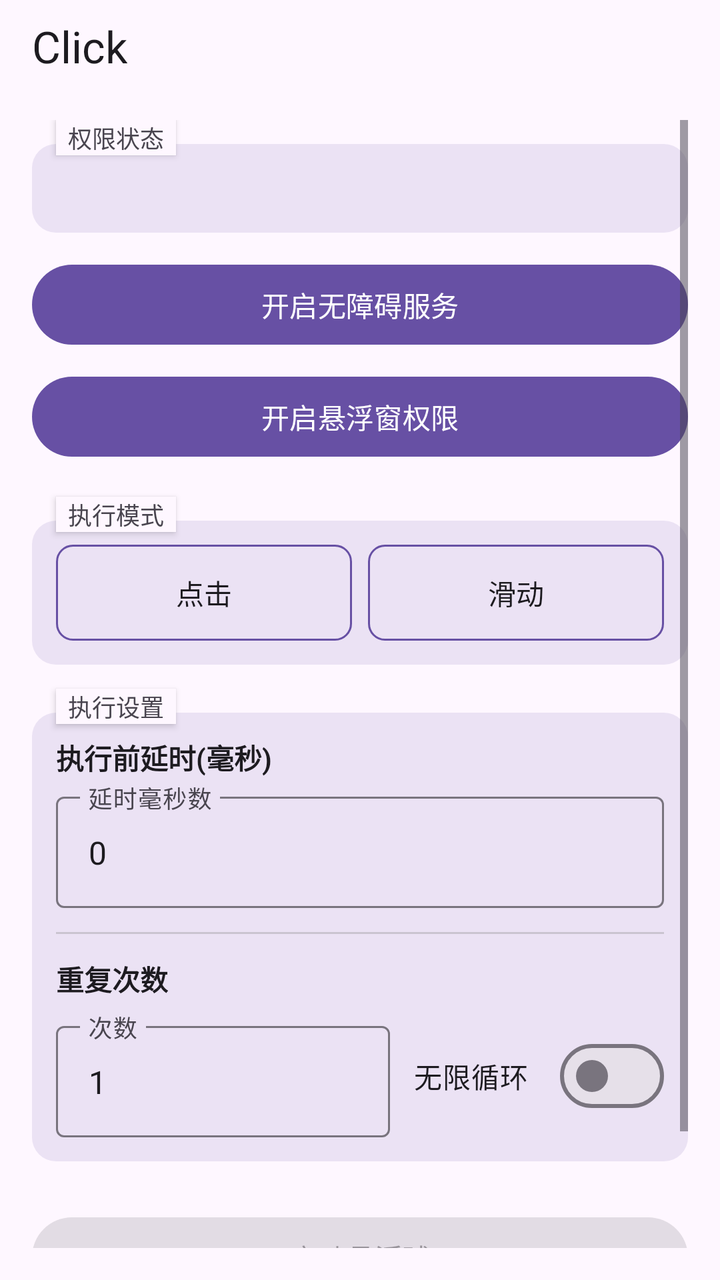
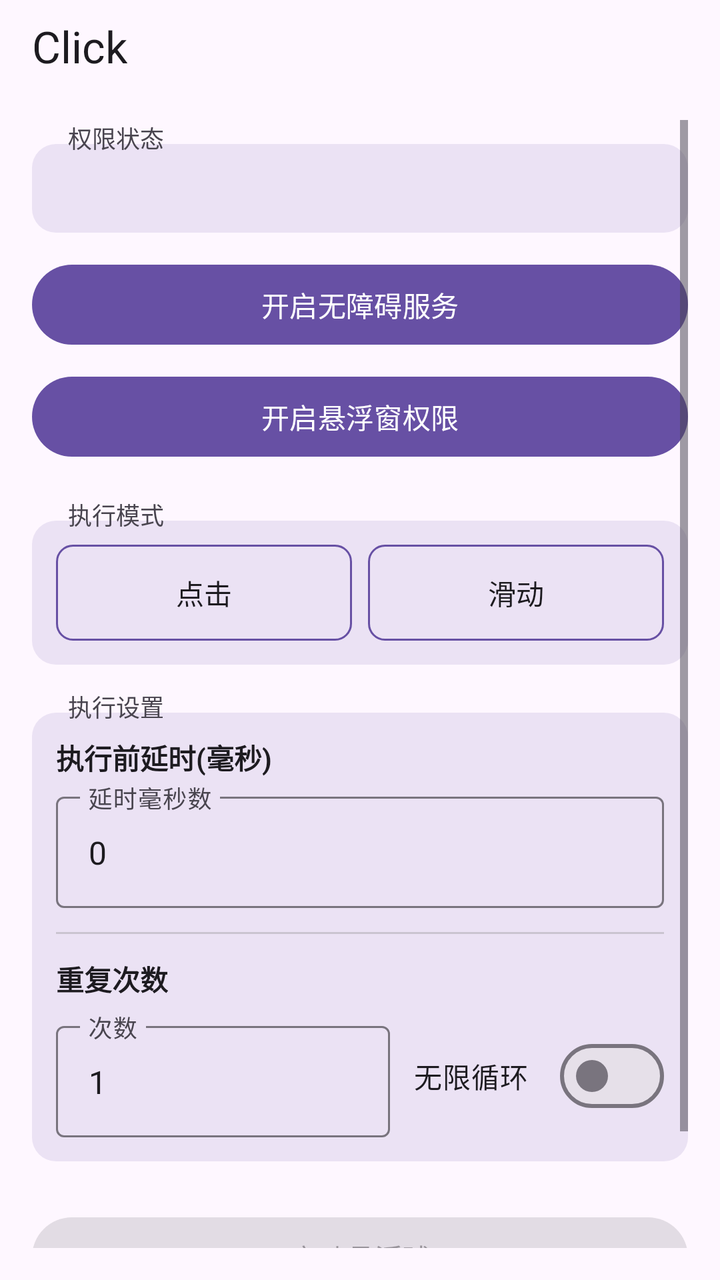

An Android layout rendered at two revisions. The XML below is the earlier revision; the diff shows what the commit changed to produce the second picture.
<!-- AndroidManifest.xml: activity theme Theme.Click -->
<!-- res/layout/activity_main.xml -->
<?xml version="1.0" encoding="utf-8"?>
<LinearLayout xmlns:android="http://schemas.android.com/apk/res/android"
    xmlns:app="http://schemas.android.com/apk/res-auto"
    android:layout_width="match_parent"
    android:layout_height="match_parent"
    android:orientation="vertical">

    <com.google.android.material.appbar.MaterialToolbar
        android:id="@+id/toolbar"
        android:layout_width="match_parent"
        android:layout_height="44dp"
        android:minHeight="44dp"
        android:paddingTop="2dp"
        android:background="?attr/colorSurface"
        app:title="Click"
        app:titleTextColor="?attr/colorOnSurface" />

    <ScrollView
        android:layout_width="match_parent"
        android:layout_height="0dp"
        android:layout_weight="1"
        android:padding="16dp">

        <LinearLayout
            android:layout_width="match_parent"
            android:layout_height="wrap_content"
            android:orientation="vertical">

            
            <TextView
                android:layout_width="wrap_content"
                android:layout_height="wrap_content"
                android:text="权限状态"
                android:textSize="12sp"
                android:textColor="?attr/colorOnSurfaceVariant"
                android:background="?android:attr/colorBackground"
                android:paddingHorizontal="6dp"
                android:layout_marginStart="12dp"
                android:layout_marginBottom="-6dp"
                android:elevation="2dp" />

            
            <LinearLayout
                android:layout_width="match_parent"
                android:layout_height="wrap_content"
                android:orientation="vertical"
                android:background="@drawable/section_border"
                android:padding="12dp">

                <TextView
                    android:id="@+id/statusText"
                    android:layout_width="match_parent"
                    android:layout_height="wrap_content"
                    android:gravity="start"
                    android:textSize="15sp"
                    android:textStyle="bold"
                    android:textColor="?attr/colorOnSurface" />
            </LinearLayout>

            <Button
                android:id="@+id/btnEnableService"
                android:layout_width="match_parent"
                android:layout_height="wrap_content"
                android:layout_marginTop="12dp"
                android:text="开启无障碍服务" />

            <Button
                android:id="@+id/btnEnableOverlay"
                android:layout_width="match_parent"
                android:layout_height="wrap_content"
                android:layout_marginTop="8dp"
                android:text="开启悬浮窗权限" />

            
            <TextView
                android:layout_width="wrap_content"
                android:layout_height="wrap_content"
                android:layout_marginTop="16dp"
                android:text="执行模式"
                android:textSize="12sp"
                android:textColor="?attr/colorOnSurfaceVariant"
                android:background="?android:attr/colorBackground"
                android:paddingHorizontal="6dp"
                android:layout_marginStart="12dp"
                android:layout_marginBottom="-6dp"
                android:elevation="2dp" />

            
            <LinearLayout
                android:layout_width="match_parent"
                android:layout_height="wrap_content"
                android:orientation="vertical"
                android:background="@drawable/section_border"
                android:padding="12dp">

                <LinearLayout
                    android:layout_width="match_parent"
                    android:layout_height="wrap_content"
                    android:orientation="horizontal">

                    <Button
                        android:id="@+id/radioClick"
                        android:layout_width="0dp"
                        android:layout_height="wrap_content"
                        android:layout_weight="1"
                        android:layout_marginEnd="4dp"
                        android:text="点击"
                        android:background="@drawable/btn_ripple_selector"
                        android:textColor="@color/btn_text_selector" />

                    <Button
                        android:id="@+id/radioSwipe"
                        android:layout_width="0dp"
                        android:layout_height="wrap_content"
                        android:layout_weight="1"
                        android:layout_marginStart="4dp"
                        android:text="滑动"
                        android:background="@drawable/btn_ripple_selector"
                        android:textColor="@color/btn_text_selector" />
                </LinearLayout>

                <LinearLayout
                    android:id="@+id/swipeParams"
                    android:layout_width="match_parent"
                    android:layout_height="wrap_content"
                    android:orientation="vertical"
                    android:visibility="gone"
                    android:layout_marginTop="12dp">

                    <View
                        android:layout_width="match_parent"
                        android:layout_height="1dp"
                        android:background="?attr/colorOutlineVariant" />

                    <TextView
                        android:layout_width="wrap_content"
                        android:layout_height="wrap_content"
                        android:layout_marginTop="12dp"
                        android:text="滑动方式"
                        android:textSize="13sp"
                        android:textStyle="bold"
                        android:textColor="?attr/colorOnSurface" />

                    <LinearLayout
                        android:layout_width="match_parent"
                        android:layout_height="wrap_content"
                        android:layout_marginTop="8dp"
                        android:orientation="horizontal">

                        <Button
                            android:id="@+id/radioSwipeManual"
                            android:layout_width="0dp"
                            android:layout_height="wrap_content"
                            android:layout_weight="1"
                            android:layout_marginEnd="4dp"
                            android:text="手动参数"
                            android:background="@drawable/btn_ripple_selector"
                            android:textColor="@color/btn_text_selector" />

                        <Button
                            android:id="@+id/radioSwipeGesture"
                            android:layout_width="0dp"
                            android:layout_height="wrap_content"
                            android:layout_weight="1"
                            android:layout_marginStart="4dp"
                            android:text="手势录制"
                            android:background="@drawable/btn_ripple_selector"
                            android:textColor="@color/btn_text_selector" />
                    </LinearLayout>

                    <LinearLayout
                        android:id="@+id/manualSwipeParams"
                        android:layout_width="match_parent"
                        android:layout_height="wrap_content"
                        android:orientation="vertical"
                        android:layout_marginTop="12dp">

                        <TextView
                            android:layout_width="wrap_content"
                            android:layout_height="wrap_content"
                            android:text="起点"
                            android:textSize="13sp"
                            android:textColor="?attr/colorPrimary" />

                        <LinearLayout
                            android:layout_width="match_parent"
                            android:layout_height="wrap_content"
                            android:layout_marginTop="4dp"
                            android:orientation="horizontal">

                            <com.google.android.material.textfield.TextInputLayout
                                android:layout_width="0dp"
                                android:layout_height="wrap_content"
                                android:layout_weight="1"
                                android:layout_marginEnd="4dp"
                                android:hint="起点 X (横向坐标)"
                                style="@style/Widget.Material3.TextInputLayout.OutlinedBox">

                                <com.google.android.material.textfield.TextInputEditText
                                    android:id="@+id/inputSwipeX1"
                                    android:layout_width="match_parent"
                                    android:layout_height="wrap_content"
                                    android:inputType="numberDecimal" />
                            </com.google.android.material.textfield.TextInputLayout>

                            <com.google.android.material.textfield.TextInputLayout
                                android:layout_width="0dp"
                                android:layout_height="wrap_content"
                                android:layout_weight="1"
                                android:layout_marginStart="4dp"
                                android:hint="起点 Y (纵向坐标)"
                                style="@style/Widget.Material3.TextInputLayout.OutlinedBox">

                                <com.google.android.material.textfield.TextInputEditText
                                    android:id="@+id/inputSwipeY1"
                                    android:layout_width="match_parent"
                                    android:layout_height="wrap_content"
                                    android:inputType="numberDecimal" />
                            </com.google.android.material.textfield.TextInputLayout>
                        </LinearLayout>

                        <TextView
                            android:layout_width="wrap_content"
                            android:layout_height="wrap_content"
                            android:layout_marginTop="8dp"
                            android:text="终点"
                            android:textSize="13sp"
                            android:textColor="?attr/colorPrimary" />

                        <LinearLayout
                            android:layout_width="match_parent"
                            android:layout_height="wrap_content"
                            android:layout_marginTop="4dp"
                            android:orientation="horizontal">

                            <com.google.android.material.textfield.TextInputLayout
                                android:layout_width="0dp"
                                android:layout_height="wrap_content"
                                android:layout_weight="1"
                                android:layout_marginEnd="4dp"
                                android:hint="终点 X (横向坐标)"
                                style="@style/Widget.Material3.TextInputLayout.OutlinedBox">

                                <com.google.android.material.textfield.TextInputEditText
                                    android:id="@+id/inputSwipeX2"
                                    android:layout_width="match_parent"
                                    android:layout_height="wrap_content"
                                    android:inputType="numberDecimal" />
                            </com.google.android.material.textfield.TextInputLayout>

                            <com.google.android.material.textfield.TextInputLayout
                                android:layout_width="0dp"
                                android:layout_height="wrap_content"
                                android:layout_weight="1"
                                android:layout_marginStart="4dp"
                                android:hint="终点 Y (纵向坐标)"
                                style="@style/Widget.Material3.TextInputLayout.OutlinedBox">

                                <com.google.android.material.textfield.TextInputEditText
                                    android:id="@+id/inputSwipeY2"
                                    android:layout_width="match_parent"
                                    android:layout_height="wrap_content"
                                    android:inputType="numberDecimal" />
                            </com.google.android.material.textfield.TextInputLayout>
                        </LinearLayout>

                        <TextView
                            android:layout_width="wrap_content"
                            android:layout_height="wrap_content"
                            android:layout_marginTop="8dp"
                            android:text="时长"
                            android:textSize="13sp"
                            android:textColor="?attr/colorPrimary" />

                        <com.google.android.material.textfield.TextInputLayout
                            android:layout_width="match_parent"
                            android:layout_height="wrap_content"
                            android:layout_marginTop="4dp"
                            android:hint="滑动耗时(毫秒)"
                            style="@style/Widget.Material3.TextInputLayout.OutlinedBox">

                            <com.google.android.material.textfield.TextInputEditText
                                android:id="@+id/inputSwipeDuration"
                                android:layout_width="match_parent"
                                android:layout_height="wrap_content"
                                android:inputType="number" />
                        </com.google.android.material.textfield.TextInputLayout>
                    </LinearLayout>

                    <LinearLayout
                        android:id="@+id/gestureSwipeSection"
                        android:layout_width="match_parent"
                        android:layout_height="wrap_content"
                        android:orientation="vertical"
                        android:visibility="gone"
                        android:layout_marginTop="12dp">

                        <TextView
                            android:id="@+id/lblRecordedStatus"
                            android:layout_width="wrap_content"
                            android:layout_height="wrap_content"
                            android:text=""
                            android:textSize="13sp"
                            android:textColor="?attr/colorPrimary" />

                        <Button
                            android:id="@+id/btnRecordGesture"
                            android:layout_width="match_parent"
                            android:layout_height="wrap_content"
                            android:layout_marginTop="8dp"
                            android:text="录制手势 (在屏幕上滑动)" />
                    </LinearLayout>
                </LinearLayout>
            </LinearLayout>

            
            <TextView
                android:layout_width="wrap_content"
                android:layout_height="wrap_content"
                android:layout_marginTop="12dp"
                android:text="执行设置"
                android:textSize="12sp"
                android:textColor="?attr/colorOnSurfaceVariant"
                android:background="?android:attr/colorBackground"
                android:paddingHorizontal="6dp"
                android:layout_marginStart="12dp"
                android:layout_marginBottom="-6dp"
                android:elevation="2dp" />

            
            <LinearLayout
                android:layout_width="match_parent"
                android:layout_height="wrap_content"
                android:orientation="vertical"
                android:background="@drawable/section_border"
                android:padding="12dp">

                <TextView
                    android:layout_width="wrap_content"
                    android:layout_height="wrap_content"
                    android:text="执行前延时(毫秒)"
                    android:textSize="14sp"
                    android:textStyle="bold"
                    android:textColor="?attr/colorOnSurface" />

                <com.google.android.material.textfield.TextInputLayout
                    android:layout_width="match_parent"
                    android:layout_height="wrap_content"
                    android:layout_marginTop="4dp"
                    android:hint="延时毫秒数"
                    style="@style/Widget.Material3.TextInputLayout.OutlinedBox">

                    <com.google.android.material.textfield.TextInputEditText
                        android:id="@+id/inputDelay"
                        android:layout_width="match_parent"
                        android:layout_height="wrap_content"
                        android:inputType="number"
                        android:text="0" />
                </com.google.android.material.textfield.TextInputLayout>

                <View
                    android:layout_width="match_parent"
                    android:layout_height="1dp"
                    android:layout_marginTop="12dp"
                    android:background="?attr/colorOutlineVariant" />

                <TextView
                    android:layout_width="wrap_content"
                    android:layout_height="wrap_content"
                    android:layout_marginTop="12dp"
                    android:text="重复次数"
                    android:textSize="14sp"
                    android:textStyle="bold"
                    android:textColor="?attr/colorOnSurface" />

                <LinearLayout
                    android:layout_width="match_parent"
                    android:layout_height="wrap_content"
                    android:layout_marginTop="8dp"
                    android:orientation="horizontal"
                    android:gravity="center_vertical">

                    <com.google.android.material.textfield.TextInputLayout
                        android:layout_width="0dp"
                        android:layout_height="wrap_content"
                        android:layout_weight="1"
                        android:hint="次数"
                        style="@style/Widget.Material3.TextInputLayout.OutlinedBox">

                        <com.google.android.material.textfield.TextInputEditText
                            android:id="@+id/inputRepeat"
                            android:layout_width="match_parent"
                            android:layout_height="wrap_content"
                            android:inputType="number"
                            android:text="1" />
                    </com.google.android.material.textfield.TextInputLayout>

                    <com.google.android.material.materialswitch.MaterialSwitch
                        android:id="@+id/checkInfinite"
                        android:layout_width="wrap_content"
                        android:layout_height="wrap_content"
                        android:layout_marginStart="12dp"
                        android:text="无限循环" />
                </LinearLayout>
            </LinearLayout>

            <FrameLayout
                android:layout_width="match_parent"
                android:layout_height="wrap_content"
                android:layout_marginTop="24dp">

                <Button
                    android:id="@+id/btnStartFloating"
                    android:layout_width="match_parent"
                    android:layout_height="wrap_content"
                    android:text="启动悬浮球"
                    android:enabled="false" />

                <View
                    android:id="@+id/btnStartOverlay"
                    android:layout_width="match_parent"
                    android:layout_height="match_parent"
                    android:background="@android:color/transparent"
                    android:clickable="true"
                    android:visibility="gone" />
            </FrameLayout>

            <Button
                android:id="@+id/btnStopFloating"
                android:layout_width="match_parent"
                android:layout_height="wrap_content"
                android:layout_marginTop="8dp"
                android:text="停止悬浮球"
                android:enabled="false" />

        </LinearLayout>
    </ScrollView>
</LinearLayout>
<!-- resources referenced by this layout -->
<resources>
  <!-- drawable btn_ripple_selector (drawable) -->
  <?xml version="1.0" encoding="utf-8"?>
  <ripple xmlns:android="http://schemas.android.com/apk/res/android"
      android:color="@color/md_theme_primary">
      <item android:id="@android:id/mask">
          <shape android:shape="rectangle">
              <solid android:color="@android:color/white" />
              <corners android:radius="8dp" />
          </shape>
      </item>
      <item>
          <selector>
              <item android:state_selected="true">
                  <shape android:shape="rectangle">
                      <solid android:color="@color/md_theme_primary" />
                      <corners android:radius="8dp" />
                  </shape>
              </item>
              <item>
                  <shape android:shape="rectangle">
                      <solid android:color="@android:color/transparent" />
                      <corners android:radius="8dp" />
                      <stroke android:width="1dp" android:color="@color/md_theme_outline" />
                  </shape>
              </item>
          </selector>
      </item>
  </ripple>
  <!-- drawable section_border (drawable) -->
  <?xml version="1.0" encoding="utf-8"?>
  <shape xmlns:android="http://schemas.android.com/apk/res/android"
      android:shape="rectangle">
      <solid android:color="@color/section_background" />
      <corners android:radius="12dp" />
  </shape>
  <color name="md_theme_primary">#6750A4</color>
  <color name="md_theme_outline">#79747E</color>
  <color name="section_background">#206750A4</color>
  <color name="md_theme_onPrimary">#FFFFFF</color>
  <color name="md_theme_primaryContainer">#EADDFF</color>
  <color name="md_theme_onPrimaryContainer">#21005D</color>
  <color name="md_theme_secondary">#625B71</color>
  <color name="md_theme_onSecondary">#FFFFFF</color>
  <color name="md_theme_secondaryContainer">#E8DEF8</color>
  <color name="md_theme_onSecondaryContainer">#1D192B</color>
  <color name="md_theme_background">#FEF7FF</color>
  <color name="md_theme_onBackground">#1D1B20</color>
  <color name="md_theme_surface">#FEF7FF</color>
  <color name="md_theme_onSurface">#1D1B20</color>
  <color name="md_theme_surfaceVariant">#E7E0EC</color>
  <color name="md_theme_onSurfaceVariant">#49454F</color>
  <color name="md_theme_outlineVariant">#CAC4D0</color>
  <!-- unchanged entries left out for length: 2 -->
</resources>

<!-- the commit's change to res/layout/activity_main.xml (unified diff, before → after) -->
@@ -33,7 +33,7 @@
                 android:text="权限状态"
                 android:textSize="12sp"
                 android:textColor="?attr/colorOnSurfaceVariant"
-                android:background="?android:attr/colorBackground"
+                android:background="@android:color/transparent"
                 android:paddingHorizontal="6dp"
                 android:layout_marginStart="12dp"
                 android:layout_marginBottom="-6dp"
@@ -79,7 +79,7 @@
                 android:text="执行模式"
                 android:textSize="12sp"
                 android:textColor="?attr/colorOnSurfaceVariant"
-                android:background="?android:attr/colorBackground"
+                android:background="@android:color/transparent"
                 android:paddingHorizontal="6dp"
                 android:layout_marginStart="12dp"
                 android:layout_marginBottom="-6dp"
@@ -321,7 +321,7 @@
                 android:text="执行设置"
                 android:textSize="12sp"
                 android:textColor="?attr/colorOnSurfaceVariant"
-                android:background="?android:attr/colorBackground"
+                android:background="@android:color/transparent"
                 android:paddingHorizontal="6dp"
                 android:layout_marginStart="12dp"
                 android:layout_marginBottom="-6dp"
